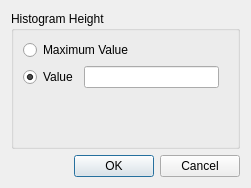
First picture: the form in AttributeHistogramHeight.ui, repository danlipsa/foamvis, before the edit.
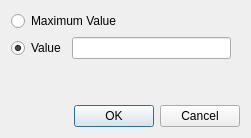
Second picture: the form after the edit. Custom widgets are drawn as their Qt base class.

```diff
--- a/AttributeHistogramHeight.ui
+++ b/AttributeHistogramHeight.ui
@@ -7,19 +7,13 @@
     <x>0</x>
     <y>0</y>
     <width>251</width>
-    <height>188</height>
+    <height>138</height>
    </rect>
   </property>
   <property name="windowTitle">
-   <string>Dialog</string>
-  </property>
-  <layout class="QVBoxLayout" name="verticalLayout_2">
-   <item>
-    <widget class="QGroupBox" name="groupBox">
-     <property name="title">
       <string>Histogram Height</string>
      </property>
-     <layout class="QVBoxLayout" name="verticalLayout">
+  <layout class="QVBoxLayout" name="verticalLayout_2">
       <item>
        <widget class="QRadioButton" name="radioButtonMaximumValue">
         <property name="text">
@@ -71,9 +65,6 @@
         </property>
        </spacer>
       </item>
-     </layout>
-    </widget>
-   </item>
    <item>
     <widget class="QDialogButtonBox" name="buttonBox">
      <property name="orientation">
```
Left out of the diff: 1 changed line with no effect on the pictures. Lines whose indentation alone changed are shown as unchanged.
